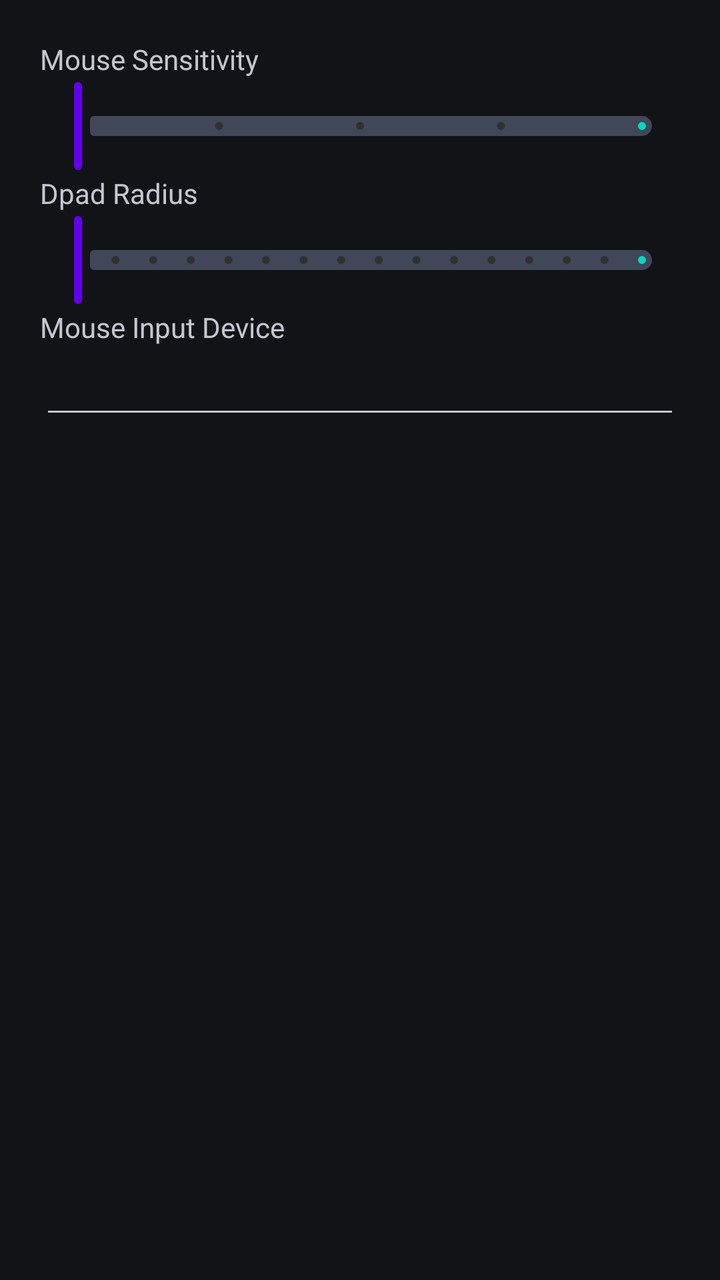
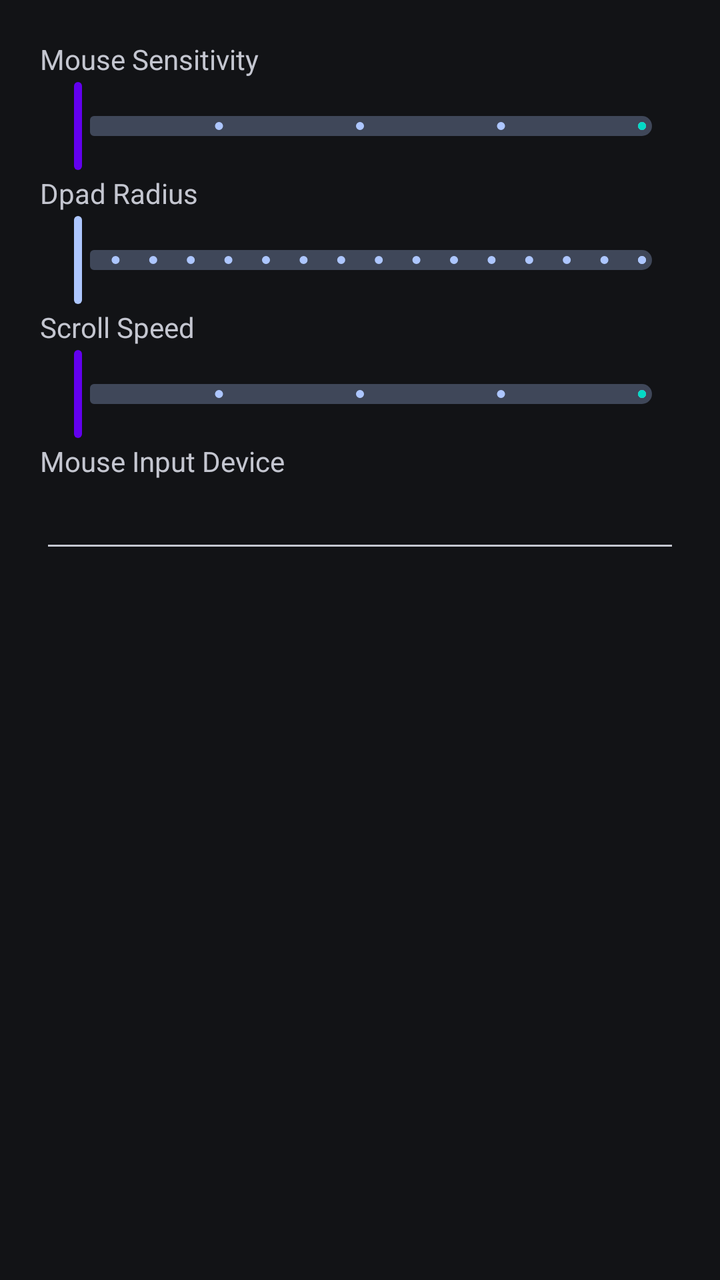

Screens rendered from an Android XML layout before and after an edit, with the pre-edit source and the edit as a unified diff.
<!-- AndroidManifest.xml: application theme Theme.XtMapper -->
<!-- res/layout/fragment_settings_dialog.xml -->
<?xml version="1.0" encoding="utf-8"?>
<LinearLayout xmlns:android="http://schemas.android.com/apk/res/android"
    xmlns:app="http://schemas.android.com/apk/res-auto"
    xmlns:tools="http://schemas.android.com/tools"
    android:layout_width="wrap_content"
    android:layout_height="wrap_content"
    android:orientation="vertical"
    android:padding="20dp">
    <TextView
        android:layout_width="wrap_content"
        android:layout_height="wrap_content"
        android:text="@string/mouse_sensitivity"/>

    <com.google.android.material.slider.Slider
        android:id="@+id/slider_mouse"
        android:layout_width="wrap_content"
        android:layout_height="wrap_content"
        android:stepSize="1"
        android:valueFrom="1"
        android:valueTo="5"
        app:haloColor="@color/purple_700"
        app:thumbColor="@color/purple_500"
        app:trackColorActive="@color/teal_200"
        app:trackHeight="10dp"
        tools:value="2" />

    <TextView
        android:layout_width="wrap_content"
        android:layout_height="wrap_content"
        android:text="@string/dpad_radius"/>

    <com.google.android.material.slider.Slider
        android:id="@+id/slider_dpad"
        android:layout_width="wrap_content"
        android:layout_height="wrap_content"
        android:stepSize="0.1"
        android:valueFrom="0.5"
        android:valueTo="2.0"
        app:haloColor="@color/purple_700"
        app:thumbColor="@color/purple_500"
        app:trackColorActive="@color/teal_200"
        app:trackHeight="10dp"
        tools:value="1.0" />
    <TextView
        android:layout_width="wrap_content"
        android:layout_height="wrap_content"
        android:text="@string/mouse_input_device"/>
    <EditText
        android:layout_width="match_parent"
        android:layout_height="wrap_content"
        android:id="@+id/input_device"/>
</LinearLayout>
<!-- resources referenced by this layout -->
<resources>
  <color name="purple_500">#FF6200EE</color>
  <color name="purple_700">#FF3700B3</color>
  <color name="teal_200">#FF03DAC5</color>
  <string name="dpad_radius">Dpad Radius</string>
  <string name="mouse_input_device">Mouse Input Device</string>
  <string name="mouse_sensitivity">Mouse Sensitivity</string>
  <style name="Theme.XtMapper" parent="Theme.Material3.DynamicColors.Dark">
          
          <item name="colorPrimary">@color/grey</item>
          <item name="colorPrimaryVariant">@color/purple_500</item>
          <item name="colorOnPrimary">@color/white</item>
          
          <item name="colorSecondary">@color/teal_200</item>
          <item name="colorSecondaryVariant">@color/teal_700</item>
          <item name="colorOnSecondary">@color/black</item>
          
          <item name="android:statusBarColor">?attr/colorPrimaryVariant</item>
          
      </style>
  <color name="grey">#303030</color>
  <color name="white">#FFFFFFFF</color>
  <color name="teal_700">#FF018786</color>
  <color name="black">#FF000000</color>
</resources>

<!-- the commit's change to res/layout/fragment_settings_dialog.xml (unified diff, before → after) -->
@@ -5,6 +5,7 @@
     android:layout_width="wrap_content"
     android:layout_height="wrap_content"
     android:orientation="vertical"
+    android:theme="@style/Theme.Material3.DynamicColors.Dark"
     android:padding="20dp">
     <TextView
         android:layout_width="wrap_content"
@@ -36,17 +37,36 @@
         android:stepSize="0.1"
         android:valueFrom="0.5"
         android:valueTo="2.0"
+        app:trackHeight="10dp"
+        tools:value="1.0" />
+
+    <TextView
+        android:layout_width="wrap_content"
+        android:layout_height="wrap_content"
+        android:text="@string/scroll_speed"/>
+
+    <com.google.android.material.slider.Slider
+        android:id="@+id/slider_scroll_speed"
+        android:layout_width="wrap_content"
+        android:layout_height="wrap_content"
+        android:stepSize="1"
+        android:valueFrom="1"
+        android:valueTo="5"
         app:haloColor="@color/purple_700"
         app:thumbColor="@color/purple_500"
         app:trackColorActive="@color/teal_200"
         app:trackHeight="10dp"
-        tools:value="1.0" />
+        tools:value="2" />
+
     <TextView
         android:layout_width="wrap_content"
         android:layout_height="wrap_content"
-        android:text="@string/mouse_input_device"/>
+        android:text="@string/mouse_input_device"
+        android:labelFor="@id/input_device"/>
     <EditText
         android:layout_width="match_parent"
         android:layout_height="wrap_content"
-        android:id="@+id/input_device"/>
+        android:inputType="textNoSuggestions"
+        android:id="@+id/input_device"
+        android:importantForAutofill="no" />
 </LinearLayout>
<!-- resource entries referenced after the edit -->
@@ -6,6 +6,7 @@
   <string name="dpad_radius">Dpad Radius</string>
   <string name="mouse_input_device">Mouse Input Device</string>
   <string name="mouse_sensitivity">Mouse Sensitivity</string>
+  <string name="scroll_speed">Scroll Speed</string>
   <style name="Theme.XtMapper" parent="Theme.Material3.DynamicColors.Dark">
           
           <item name="colorPrimary">@color/grey</item>
